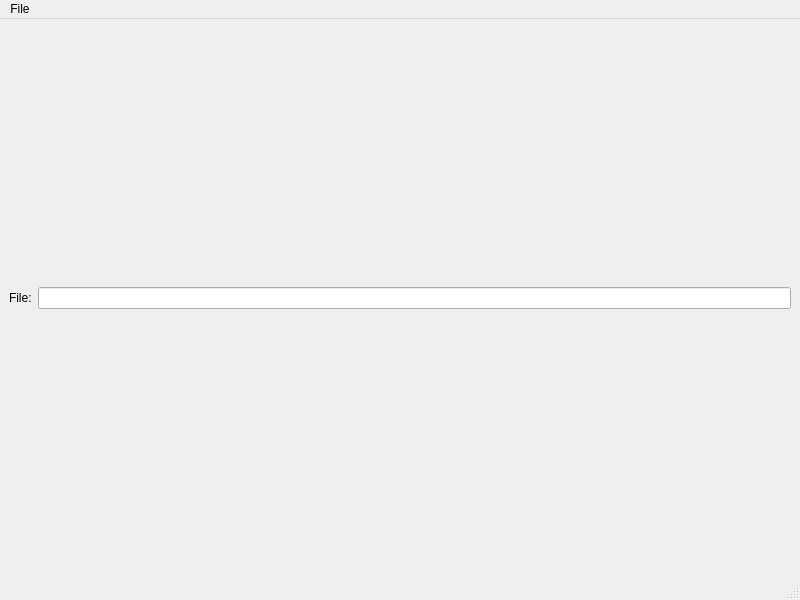
First picture: the form in mainwindow.ui, repository h378915980/VisualizePni, before the edit.
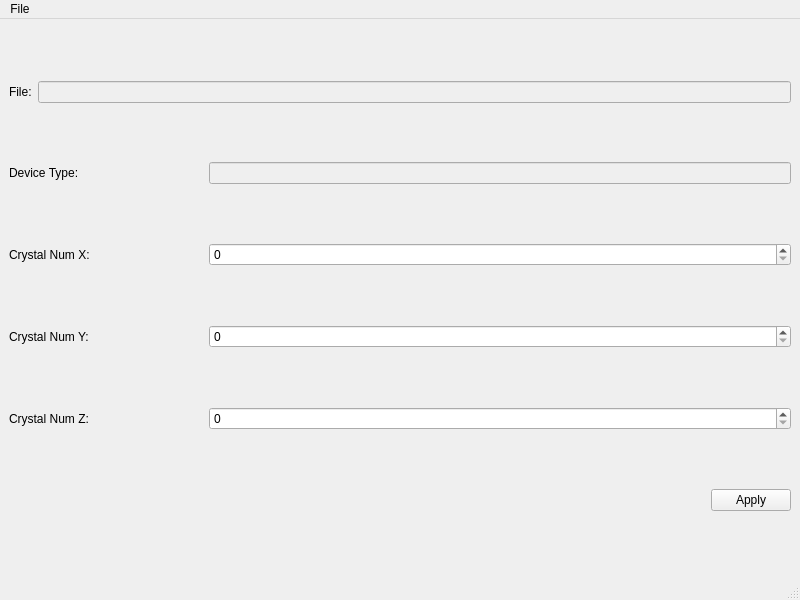
Second picture: the form after the edit.

Diff of the .ui file:
```diff
--- a/mainwindow.ui
+++ b/mainwindow.ui
@@ -25,15 +25,97 @@
        </widget>
       </item>
       <item>
-       <widget class="QLineEdit" name="lineEdit_FileName"/>
+       <widget class="QLineEdit" name="lineEdit_filePath">
+        <property name="enabled">
+         <bool>false</bool>
+        </property>
+       </widget>
       </item>
      </layout>
     </item>
     <item>
-     <layout class="QHBoxLayout" name="horizontalLayout_5"/>
+     <layout class="QHBoxLayout" name="horizontalLayout_5" stretch="1,3">
+      <item>
+       <widget class="QLabel" name="label_2">
+        <property name="text">
+         <string>Device Type:</string>
+        </property>
+       </widget>
+      </item>
+      <item>
+       <widget class="QLineEdit" name="lineEdit_deviceType">
+        <property name="enabled">
+         <bool>false</bool>
+        </property>
+       </widget>
+      </item>
+     </layout>
     </item>
     <item>
-     <layout class="QHBoxLayout" name="horizontalLayout_6"/>
+     <layout class="QHBoxLayout" name="horizontalLayout_6" stretch="1,3">
+      <item>
+       <widget class="QLabel" name="label_3">
+        <property name="text">
+         <string>Crystal Num X:</string>
+        </property>
+       </widget>
+      </item>
+      <item>
+       <widget class="QSpinBox" name="spinBox_crystalNumX"/>
+      </item>
+     </layout>
+    </item>
+    <item>
+     <layout class="QHBoxLayout" name="horizontalLayout" stretch="1,3">
+      <item>
+       <widget class="QLabel" name="label_4">
+        <property name="text">
+         <string>Crystal Num Y:</string>
+        </property>
+       </widget>
+      </item>
+      <item>
+       <widget class="QSpinBox" name="spinBox_crystalNumY"/>
+      </item>
+     </layout>
+    </item>
+    <item>
+     <layout class="QHBoxLayout" name="horizontalLayout_2" stretch="1,3">
+      <item>
+       <widget class="QLabel" name="label_5">
+        <property name="text">
+         <string>Crystal Num Z:</string>
+        </property>
+       </widget>
+      </item>
+      <item>
+       <widget class="QSpinBox" name="spinBox_crystalNumZ"/>
+      </item>
+     </layout>
+    </item>
+    <item>
+     <layout class="QHBoxLayout" name="horizontalLayout_3">
+      <item>
+       <spacer name="horizontalSpacer">
+        <property name="orientation">
+         <enum>Qt::Horizontal</enum>
+        </property>
+        <property name="sizeHint" stdset="0">
+         <size>
+          <width>40</width>
+          <height>20</height>
+         </size>
+        </property>
+       </spacer>
+      </item>
+      <item>
+       <widget class="QPushButton" name="pushButton_applyChange">
+        <property name="text">
+         <string>Apply</string>
+        </property>
+       </widget>
+      </item>
+     </layout>
     </item>
    </layout>
   </widget>
```
Left out of the diff: 2 changed lines with no effect on the pictures.
